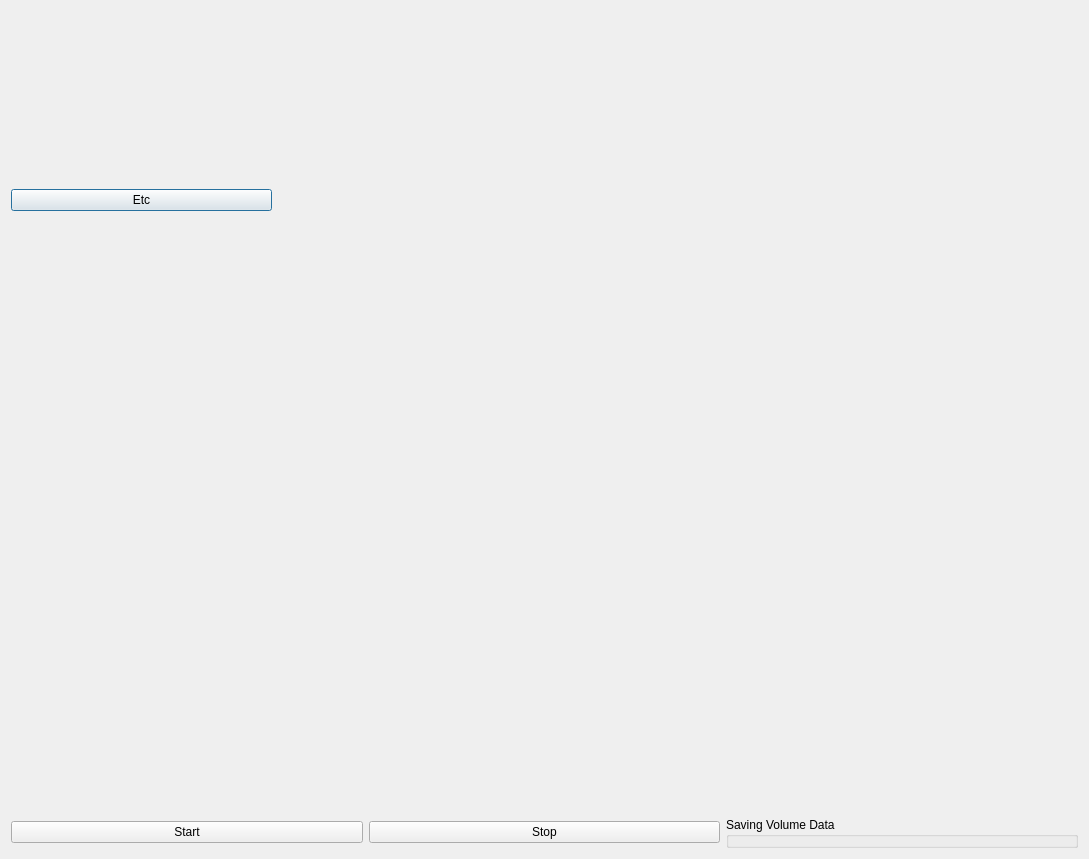
Before: the Qt Designer form OCTDialog.ui in djsperka/vortup, drawn with Qt 5.
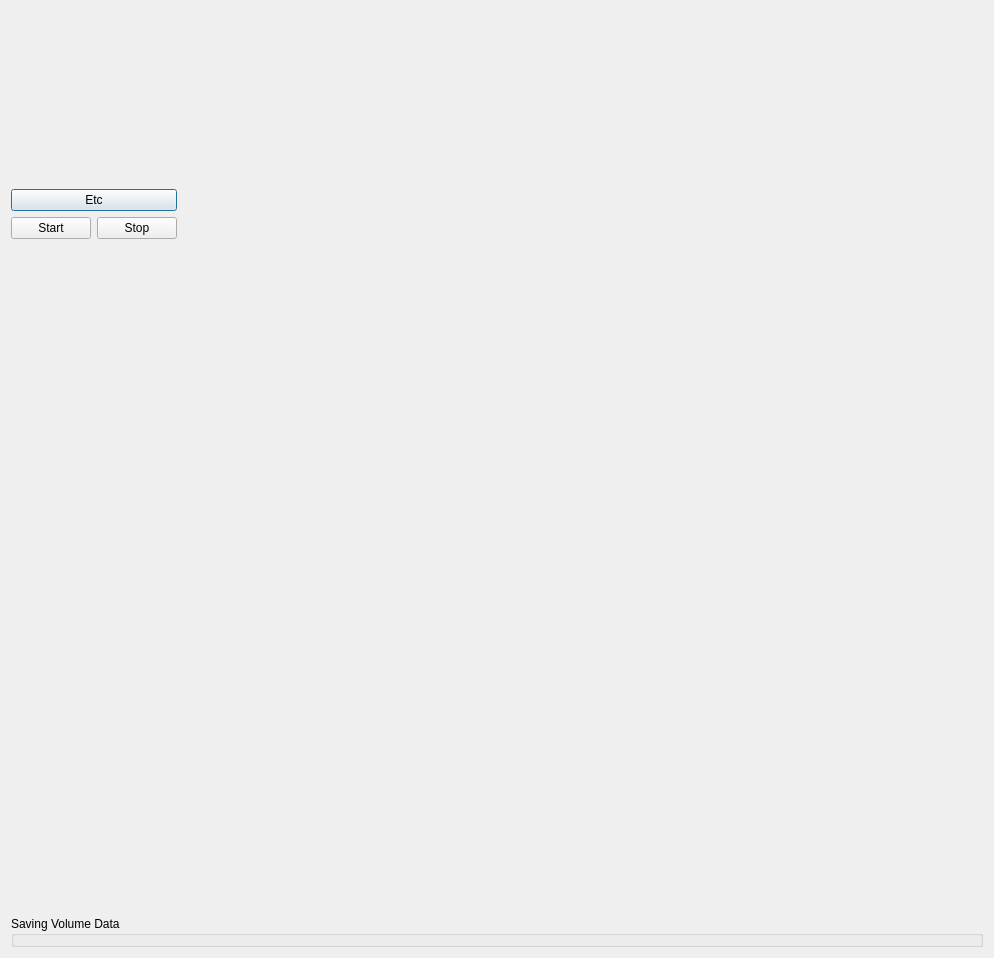
After: the same form once the commit is applied. Custom widgets are drawn as their Qt base class.

Commit message: Enable saving volumes. Can specify a fixed number. SAving continuously will save FOREVER and must have a toggled  button to stop it.

```diff
--- a/OCTDialog.ui
+++ b/OCTDialog.ui
@@ -6,8 +6,8 @@
    <rect>
     <x>0</x>
     <y>0</y>
-    <width>1089</width>
-    <height>851</height>
+    <width>986</width>
+    <height>958</height>
    </rect>
   </property>
   <property name="windowTitle">
@@ -48,6 +48,24 @@
          </property>
         </widget>
        </item>
+       <item>
+        <layout class="QHBoxLayout" name="horizontalLayout">
+         <item>
+          <widget class="QPushButton" name="pbStart">
+           <property name="text">
+            <string>Start</string>
+           </property>
+          </widget>
+         </item>
+         <item>
+          <widget class="QPushButton" name="pbStop">
+           <property name="text">
+            <string>Stop</string>
+           </property>
+          </widget>
+         </item>
+        </layout>
+       </item>
        <item>
         <spacer name="verticalSpacer">
          <property name="orientation">
@@ -76,32 +94,14 @@
     </layout>
    </item>
    <item>
-    <layout class="QHBoxLayout" name="horizontalLayout">
+    <layout class="QVBoxLayout" name="verticalLayout">
      <item>
-      <widget class="QPushButton" name="pbStart">
-       <property name="text">
-        <string>Start</string>
+      <widget class="SaveVolumeGroupBox" name="gbSaveVolumes">
+       <property name="title">
+        <string>Saving Volume Data</string>
        </property>
       </widget>
      </item>
-     <item>
-      <widget class="QPushButton" name="pbStop">
-       <property name="text">
-        <string>Stop</string>
-       </property>
-      </widget>
-     </item>
-     <item>
-      <layout class="QVBoxLayout" name="verticalLayout">
-       <item>
-        <widget class="SaveVolumeGroupBox" name="groupBox">
-         <property name="title">
-          <string>Saving Volume Data</string>
-         </property>
-        </widget>
-       </item>
-      </layout>
-     </item>
     </layout>
    </item>
   </layout>
```
The commit also changes 5 other files.
